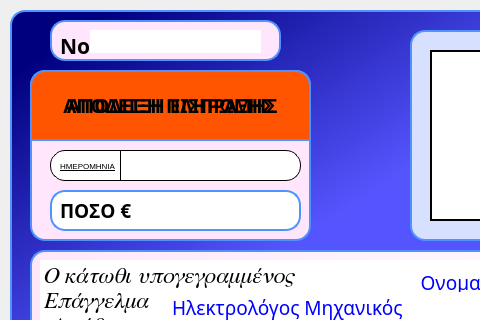
Old version of the form E_Receipts/createnewreceiptdialog.ui in the repository MrRisoni/Gauss; both pictures show x 0 to 480 and y 0 to 320 of the 833 by 576 pixel window.
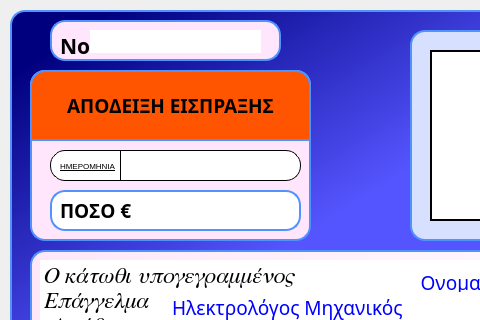
New version of the form.

Diff of the .ui file:
```diff
--- a/E_Receipts/createnewreceiptdialog.ui
+++ b/E_Receipts/createnewreceiptdialog.ui
@@ -448,7 +448,7 @@
       </font>
      </property>
      <property name="styleSheet">
-      <string notr="true">#pliromiLabel {
+      <string notr="true">#eispraxiLabel {
 	border-color: rgb(80, 147, 255);
 	border-style: solid;
 	border-width: 2px;
```
